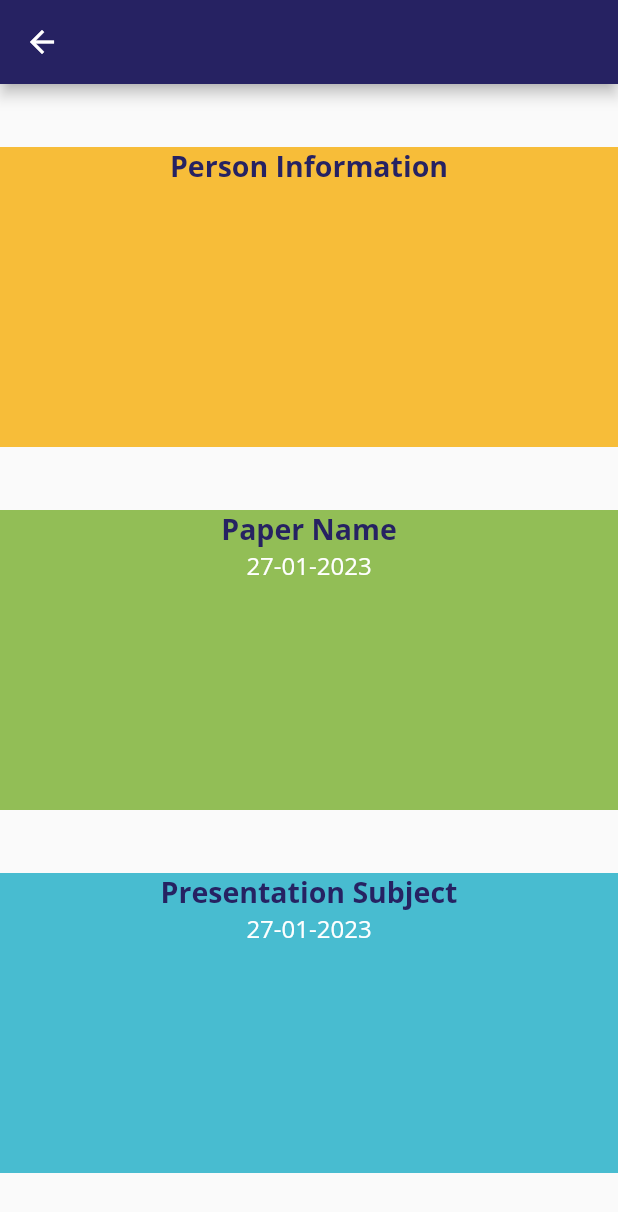
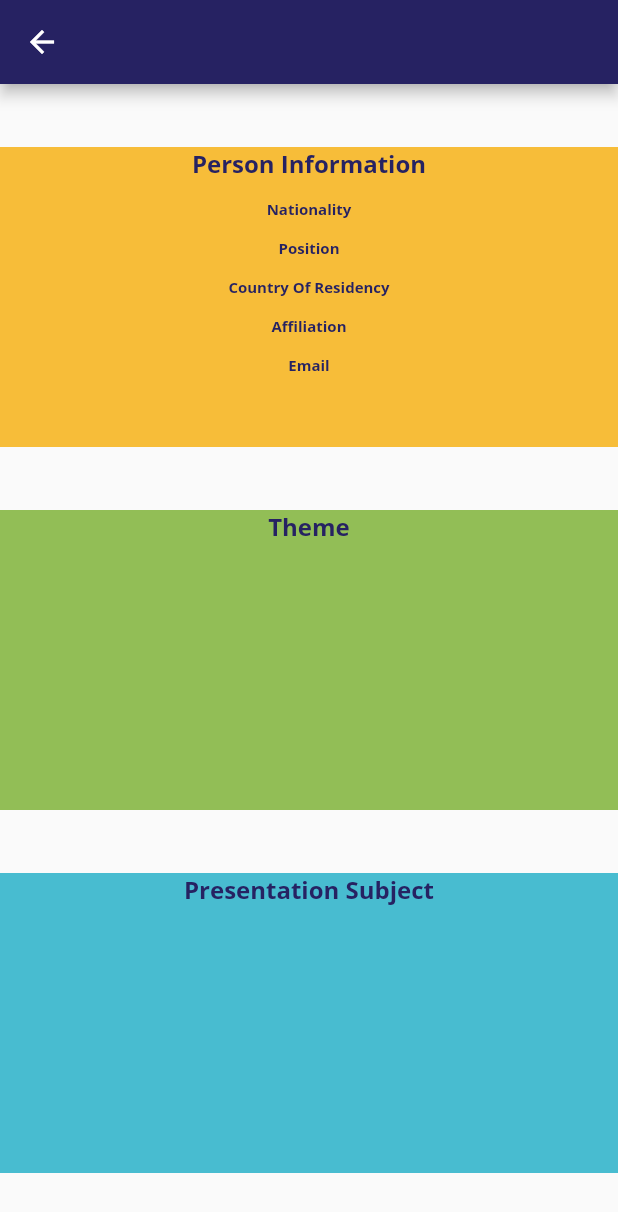
Before and after one commit to ShathaAldosari01/ices2023, a Flutter app: the UserInformation screen opened directly with empty values, on a phone screen of 412 x 824 dp. Shown: the top 1212 px of the screen. Run offline on Flutter 3.47's test engine with Material 2 defaults, Android fonts, the phone set to English and light mode, and no system bars; our stand-ins replace cloud_firestore, firebase_auth, firebase_core, flutter_spinkit; accounts and stored records are empty.

Commit message:
design update for pages listOfPeople and userInfo

```diff
--- a/lib/main.dart
+++ b/lib/main.dart
@@ -18,20 +18,19 @@ Future<void> main() async {
   //for linking flutter to firebase - web
   if(kIsWeb){
     await Firebase.initializeApp(
-        options: const FirebaseOptions(
+      options: FirebaseOptions(
           apiKey: "AIzaSyDAJHOdC_SeEeZoWhWJaRvDzs5B9Njj3jE",
           appId: "1:704605794254:web:50beffa90b49cf335cc59f",
           messagingSenderId: "704605794254",
           projectId: "ices2023",
-            /*optional*/
+          /*optoinal*/
           authDomain: "ices2023.firebaseapp.com",
           storageBucket: "ices2023.appspot.com",
           measurementId: "G-EJHT4T8BHX"
       )
     );
-  } else {
+  } else
       await Firebase.initializeApp();
-  }
 
   //the app
   runApp(const MyApp());
@@ -48,14 +47,7 @@ class MyApp extends StatelessWidget {
       initialData: null,
       child: MaterialApp(
         debugShowCheckedModeBanner: false,
-        routes: {
-          "/": (context)=>const Wrapper(),
-          "/agenda": (context)=>const Wrapper(),
-          "/people": (context)=> ListOfPeople(),
-          "/note": (context)=>const Wrapper(),
-          "/card": (context)=>const Wrapper(),
-          "/index": (context)=>const Wrapper(),
-        },
+       home: ListOfAgenda(),
       ),
     );
   }
--- a/lib/screens/home/people/listOfPeople.dart
+++ b/lib/screens/home/people/listOfPeople.dart
@@ -1,7 +1,6 @@
 import 'package:cloud_firestore/cloud_firestore.dart';
 import 'package:firebase_auth/firebase_auth.dart';
 import 'package:flutter/material.dart';
-import 'package:ices2023/screens/home/people/person.dart';
 import 'package:ices2023/config/palette.dart';
 import 'package:ices2023/screens/home/people/userInfo.dart';
 
@@ -9,15 +8,6 @@ import '../navbar/navbar.dart';
 
 class ListOfPeople extends StatelessWidget {
   const ListOfPeople({Key? key}) : super(key: key);
-
-  Widget builUser(Person user) => ListTile(
-    leading:CircleAvatar(
-        backgroundColor: Palette.yellow) ,
-    title:Text(user.name),
-    subtitle:Text(user.position) ,
-    trailing:Icon(Icons.arrow_forward_ios_rounded),
-  );
-
 
   @override
   Widget build(BuildContext context) => Scaffold(
@@ -28,17 +18,16 @@ class ListOfPeople extends StatelessWidget {
     ),
     body:StreamBuilder(
       stream: FirebaseFirestore.instance
-          .collection('user1')
+          .collection('user1').orderBy('name')
           .snapshots(),
        builder: (BuildContext context, AsyncSnapshot snapshot) {
         if(snapshot.hasData ){
-          final users =snapshot.data!;
          return ListView.builder(itemCount :snapshot.data!.docs.length,itemBuilder:(context,index) {
            DocumentSnapshot documentSnapshot =snapshot.data!.docs[index];
            return Card(
                child:ListTile(
                  title: Text(documentSnapshot.get("name"),style: TextStyle( fontFamily: 'OpenSans'  ),),
-                 subtitle:Text(documentSnapshot.get("position"),style: TextStyle( fontFamily: 'OpenSans'  ),) ,
+                 subtitle:Text(documentSnapshot.get("role"),style: TextStyle( fontFamily: 'OpenSans'  ),) ,
                  leading:CircleAvatar(
                      backgroundColor: Palette.yellow) ,
                  trailing:Icon(Icons.arrow_forward_ios_rounded),
--- a/lib/screens/home/people/person.dart
+++ /dev/null
@@ -1,18 +0,0 @@
-import 'package:cloud_firestore/cloud_firestore.dart';
-
-class Person {
-  final String name;
-  final String position;
-
-  Person({required this.name, required this.position});
-  Map<String , dynamic >toJson() => {
-    'name':name,
-    'position':position,
-
-  };
-
-  static Person fromJson(Map<String,dynamic> json) => Person(
-      name: json['name'],
-      position: json['position']
-  );
-}
--- a/lib/screens/home/people/userInfo.dart
+++ b/lib/screens/home/people/userInfo.dart
@@ -1,11 +1,10 @@
 import 'package:cloud_firestore/cloud_firestore.dart';
 import 'package:flutter/material.dart';
-import 'package:ices2023/screens/home/people/person.dart';
 import 'package:ices2023/config/palette.dart';
 import 'package:intl/intl.dart';
 
 class UserInformation extends StatelessWidget {
-  // UserInformation(DocumentSnapshot<Object?> documentSnapshot);
+
   String formattedDate(timeStamp){
     var dateFromTimeStamp=DateTime.fromMillisecondsSinceEpoch(timeStamp.seconds *1000);
     return DateFormat('dd-MM-yyyy').format(dateFromTimeStamp);
@@ -16,7 +15,7 @@ class UserInformation extends StatelessWidget {
   Widget build(BuildContext context){
     return Scaffold(
         appBar: AppBar(
-          title: Text(documentSnapshot.get("name"),style: TextStyle( fontFamily: 'OpenSans'  ),),
+          title: Text(documentSnapshot.get("nameWithPosition"),style: TextStyle( fontFamily: 'OpenSans'  ),),
          backgroundColor: Palette.darkBlue,
         ),
         body: Column(
@@ -31,15 +30,52 @@ class UserInformation extends StatelessWidget {
 
                 children:[
                   Text("Person Information",textAlign:TextAlign.center ,
-                  style: TextStyle(fontSize:19 , fontStyle:FontStyle.normal , color:Palette.darkBlue,fontFamily: 'OpenSans' ,fontWeight: FontWeight.bold ),
+                  style: TextStyle(fontSize:16 , fontStyle:FontStyle.normal , color:Palette.darkBlue,fontFamily: 'OpenSans' ,fontWeight: FontWeight.bold ),
 
                 ),
-                  Text(documentSnapshot.get("name"),textAlign:TextAlign.center ,
-                    style: TextStyle(fontSize:16 , fontStyle:FontStyle.normal , color:Colors.white,fontFamily: 'OpenSans' ),
+                  Text(documentSnapshot.get("nameWithPosition"),textAlign:TextAlign.center ,
+                    style: TextStyle(fontSize:9 , fontStyle:FontStyle.normal , color:Colors.white,fontFamily: 'OpenSans',fontWeight: FontWeight.bold ),
 
                   ),
-                  Text(documentSnapshot.get("organization"),textAlign:TextAlign.center ,
-                    style: TextStyle(fontSize:16 , fontStyle:FontStyle.normal , color:Colors.white ,fontFamily: 'OpenSans'),
+                  Text("Nationality",textAlign:TextAlign.center ,
+                    style: TextStyle(fontSize:10 , fontStyle:FontStyle.normal , color:Palette.darkBlue,fontFamily: 'OpenSans' ,fontWeight: FontWeight.bold ),
+
+                  ),
+                  Text(documentSnapshot.get("nationality"),textAlign:TextAlign.center ,
+                    style: TextStyle(fontSize:9 , fontStyle:FontStyle.normal , color:Colors.white ,fontFamily: 'OpenSans',fontWeight: FontWeight.bold),
+
+                  ),
+                  Text("Position",textAlign:TextAlign.center ,
+                    style: TextStyle(fontSize:10 , fontStyle:FontStyle.normal , color:Palette.darkBlue,fontFamily: 'OpenSans' ,fontWeight: FontWeight.bold ),
+
+                  ),
+                  Text(documentSnapshot.get("Position"),textAlign:TextAlign.center ,
+                    style: TextStyle(fontSize:9 , fontStyle:FontStyle.normal , color:Colors.white ,fontFamily: 'OpenSans',fontWeight: FontWeight.bold),
+
+                  ),
+
+                  Text("Country Of Residency",textAlign:TextAlign.center ,
+                    style: TextStyle(fontSize:10 , fontStyle:FontStyle.normal , color:Palette.darkBlue,fontFamily: 'OpenSans' ,fontWeight: FontWeight.bold ),
+
+                  ),
+                  Text(documentSnapshot.get("countryOfResidency"),textAlign:TextAlign.center ,
+                    style: TextStyle(fontSize:9 , fontStyle:FontStyle.normal , color:Colors.white ,fontFamily: 'OpenSans',fontWeight: FontWeight.bold),
+
+                  ),
+                  Text("Affiliation",textAlign:TextAlign.center ,
+                    style: TextStyle(fontSize:10 , fontStyle:FontStyle.normal , color:Palette.darkBlue,fontFamily: 'OpenSans' ,fontWeight: FontWeight.bold ),
+
+                  ),
+                  Text(documentSnapshot.get("affiliation"),textAlign:TextAlign.center ,
+                    style: TextStyle(fontSize:9 , fontStyle:FontStyle.normal , color:Colors.white ,fontFamily: 'OpenSans',fontWeight: FontWeight.bold),
+
+                  ),
+                  Text("Email",textAlign:TextAlign.center ,
+                    style: TextStyle(fontSize:10 , fontStyle:FontStyle.normal , color:Palette.darkBlue,fontFamily: 'OpenSans' ,fontWeight: FontWeight.bold ),
+
+                  ),
+                  Text(documentSnapshot.get("email"),textAlign:TextAlign.center ,
+                    style: TextStyle(fontSize:9 , fontStyle:FontStyle.normal , color:Colors.white ,fontFamily: 'OpenSans',fontWeight: FontWeight.bold),
 
                   ),
 
@@ -57,15 +93,15 @@ class UserInformation extends StatelessWidget {
               child:Column(
 
                 children:[
-              Text("Paper Name",textAlign:TextAlign.center ,
-                style: TextStyle(fontSize:19 , fontStyle:FontStyle.normal ,color:Palette.darkBlue,fontFamily: 'OpenSans',fontWeight: FontWeight.bold ),
+              Text("Theme",textAlign:TextAlign.center ,
+                style: TextStyle(fontSize:16 , fontStyle:FontStyle.normal ,color:Palette.darkBlue,fontFamily: 'OpenSans',fontWeight: FontWeight.bold ),
               ),
-                  Text(formattedDate(documentSnapshot.get("date")),textAlign:TextAlign.center ,
-
-                    style: TextStyle(fontSize:16 , fontStyle:FontStyle.normal , color:Colors.white ,fontFamily: 'OpenSans'),
-                  ),
-                  Text(documentSnapshot.get("paperName "),textAlign:TextAlign.center ,
-                    style: TextStyle(fontSize:16 , fontStyle:FontStyle.normal , color:Colors.white,fontFamily: 'OpenSans' ),
+                  // Text(formattedDate(documentSnapshot.get("date")),textAlign:TextAlign.center ,
+                  //
+                  //   style: TextStyle(fontSize:14 , fontStyle:FontStyle.normal , color:Colors.white ,fontFamily: 'OpenSans',fontWeight: FontWeight.bold),
+                  // ),
+                  Text(documentSnapshot.get("theme"),textAlign:TextAlign.center ,
+                    style: TextStyle(fontSize:9 , fontStyle:FontStyle.normal , color:Colors.white,fontFamily: 'OpenSans' ,fontWeight: FontWeight.bold),
                   ),
               ]
             )
@@ -78,13 +114,13 @@ class UserInformation extends StatelessWidget {
 
                 children:[
               Text("Presentation Subject",textAlign:TextAlign.center ,
-                style: TextStyle(fontSize:19 , fontStyle:FontStyle.normal ,color:Palette.darkBlue ,fontFamily: 'OpenSans' ,fontWeight: FontWeight.bold ),
+                style: TextStyle(fontSize:16 , fontStyle:FontStyle.normal ,color:Palette.darkBlue ,fontFamily: 'OpenSans' ,fontWeight: FontWeight.bold ),
               ),
-                  Text(formattedDate(documentSnapshot.get("date")),textAlign:TextAlign.center ,
-                    style: TextStyle(fontSize:16 , fontStyle:FontStyle.normal , color:Colors.white ,fontFamily: 'OpenSans'),
-                  ),
-                  Text(documentSnapshot.get("PresentationName"),textAlign:TextAlign.center ,
-                    style: TextStyle(fontSize:16 , fontStyle:FontStyle.normal , color:Colors.white,fontFamily: 'OpenSans' ),
+                  // Text(formattedDate(documentSnapshot.get("date")),textAlign:TextAlign.center ,
+                  //   style: TextStyle(fontSize:14 , fontStyle:FontStyle.normal , color:Colors.white ,fontFamily: 'OpenSans',fontWeight: FontWeight.bold),
+                  // ),
+                  Text(documentSnapshot.get("title"),textAlign:TextAlign.center ,
+                    style: TextStyle(fontSize:9 , fontStyle:FontStyle.normal , color:Colors.white,fontFamily: 'OpenSans',fontWeight: FontWeight.bold ),
                   ),
 ]
               )
```
Lines whose indentation alone changed are shown as unchanged.
